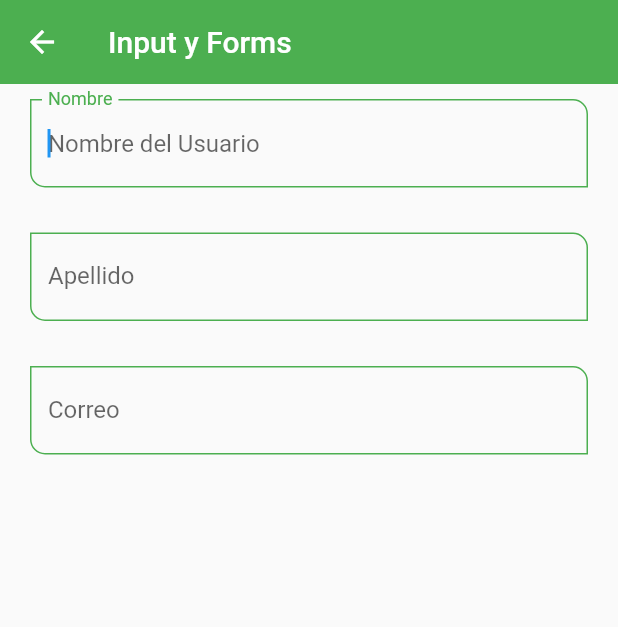
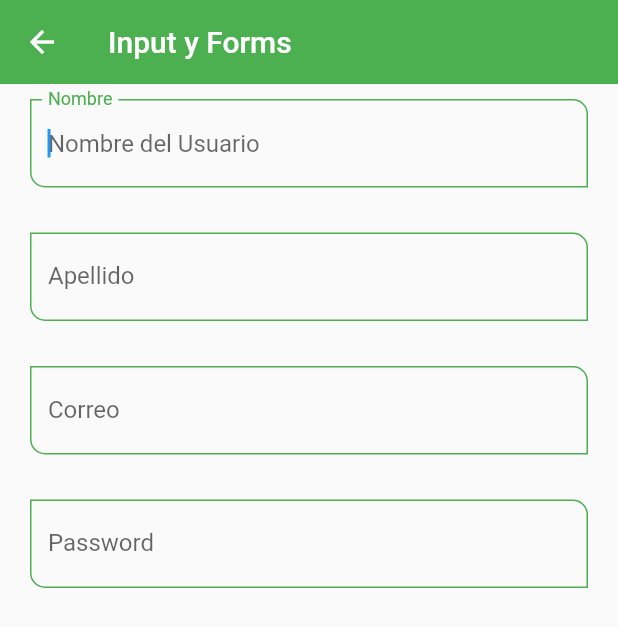
Before and after one commit to j-machuca/flutter-course, a Flutter app: the InputScreen screen opened by its route, on a phone screen of 412 x 824 dp. Shown: the top 627 px of the screen. Run offline on Flutter 3.47's test engine with Material 2 defaults, Android fonts, the phone set to English and light mode, and no system bars.

Commit message:
custom input

```diff
--- a/lib/screens/inputs_screen.dart
+++ b/lib/screens/inputs_screen.dart
@@ -32,6 +32,12 @@ class InputScreen extends StatelessWidget {
                 keyboardType: TextInputType.emailAddress,
               ),
               SizedBox(height: 30),
+              CustomInputField(
+                lableText: "Password",
+                hintText: "Password del Usuario",
+                obscured: true,
+              ),
+              SizedBox(height: 30),
             ],
           ),
         ),
--- a/lib/widgets/custom_input_field.dart
+++ b/lib/widgets/custom_input_field.dart
@@ -7,6 +7,7 @@ class CustomInputField extends StatelessWidget {
   final IconData? icon;
   final IconData? suffixIcon;
   final TextInputType? keyboardType;
+  final bool obscured;
 
   const CustomInputField({
     Key? key,
@@ -16,11 +17,13 @@ class CustomInputField extends StatelessWidget {
     this.icon,
     this.suffixIcon,
     this.keyboardType,
+    this.obscured = false,
   }) : super(key: key);
 
   @override
   Widget build(BuildContext context) {
     return TextFormField(
+      obscureText: obscured,
       autofocus: true,
       autovalidateMode: AutovalidateMode.onUserInteraction,
       initialValue: "",
```
